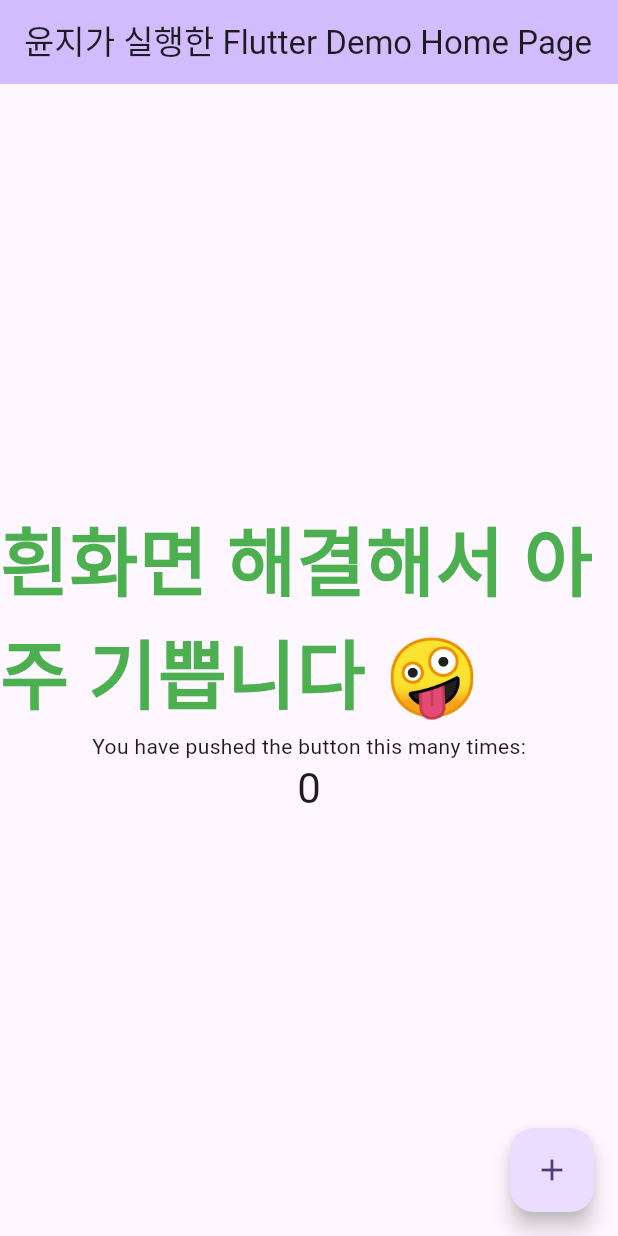
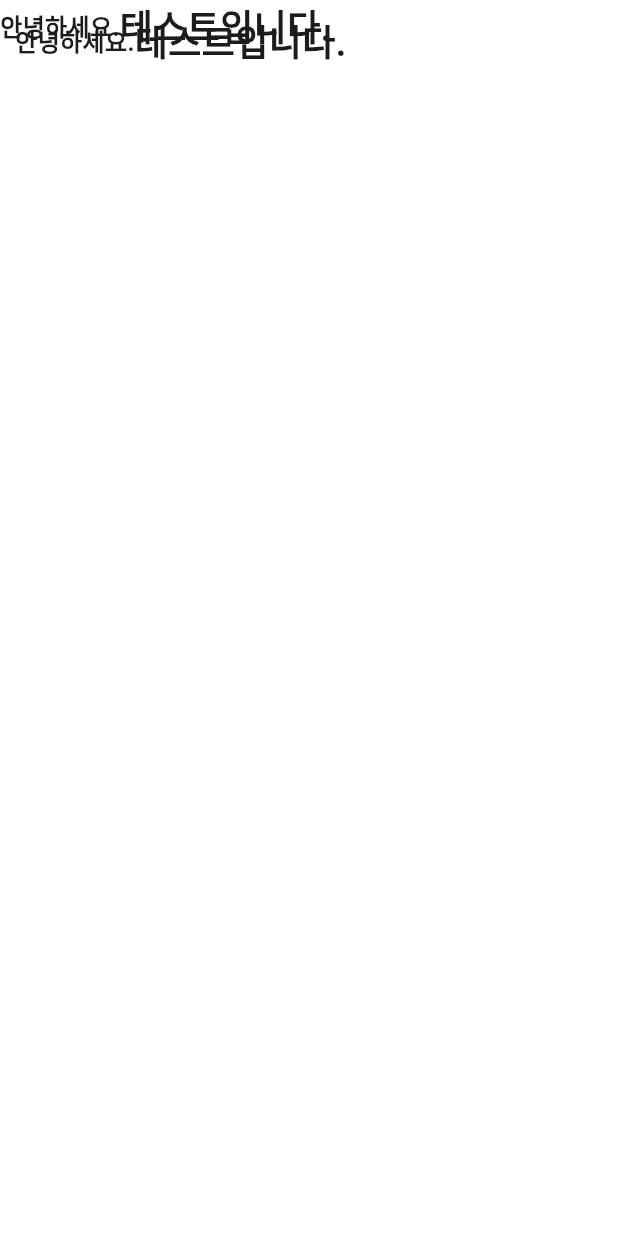
Before and after one commit to YOONG-G/flutter_study_yoon, a Flutter app: the screen it shows after launch, on a phone screen of 412 x 824 dp. Run offline on Flutter 3.47's test engine with Material 3 defaults, Android fonts, the phone set to English and light mode, and no system bars.

Commit message:
4차 : 플러터의 기본 Widget 사용해보기

```diff
--- a/lib/main.dart
+++ b/lib/main.dart
@@ -1,4 +1,5 @@
 import 'package:flutter/material.dart';
+import 'package:flutter_study_yoon/widget/text_widget.dart';
 
 void main() {
   runApp(const MyApp());
@@ -7,120 +8,47 @@ void main() {
 class MyApp extends StatelessWidget {
   const MyApp({super.key});
 
-  // This widget is the root of your application.
   @override
   Widget build(BuildContext context) {
     return MaterialApp(
-      title: '융 Flutter Demo :)',
+      title: 'Flutter Study',
       theme: ThemeData(
-        // This is the theme of your application.
-        //
-        // TRY THIS: Try running your application with "flutter run". You'll see
-        // the application has a purple toolbar. Then, without quitting the app,
-        // try changing the seedColor in the colorScheme below to Colors.green
-        // and then invoke "hot reload" (save your changes or press the "hot
-        // reload" button in a Flutter-supported IDE, or press "r" if you used
-        // the command line to start the app).
-        //
-        // Notice that the counter didn't reset back to zero; the application
-        // state is not lost during the reload. To reset the state, use hot
-        // restart instead.
-        //
-        // This works for code too, not just values: Most code changes can be
-        // tested with just a hot reload.
         colorScheme: ColorScheme.fromSeed(seedColor: Colors.deepPurple),
         useMaterial3: true,
       ),
-      home: const MyHomePage(title: '윤지가 실행한 Flutter Demo Home Page'),
+      home: const HomePage(),
     );
   }
 }
 
-class MyHomePage extends StatefulWidget {
-  const MyHomePage({super.key, required this.title});
-
-  // This widget is the home page of your application. It is stateful, meaning
-  // that it has a State object (defined below) that contains fields that affect
-  // how it looks.
-
-  // This class is the configuration for the state. It holds the values (in this
-  // case the title) provided by the parent (in this case the App widget) and
-  // used by the build method of the State. Fields in a Widget subclass are
-  // always marked "final".
-
-  final String title;
+class HomePage extends StatefulWidget {
+  const HomePage({super.key});
 
   @override
-  State<MyHomePage> createState() => _MyHomePageState();
+  State<HomePage> createState() => _HomePageState();
 }
 
-class _MyHomePageState extends State<MyHomePage> {
-  int _counter = 0;
-
-  void _incrementCounter() {
-    setState(() {
-      // This call to setState tells the Flutter framework that something has
-      // changed in this State, which causes it to rerun the build method below
-      // so that the display can reflect the updated values. If we changed
-      // _counter without calling setState(), then the build method would not be
-      // called again, and so nothing would appear to happen.
-      _counter++;
-    });
-  }
-
+class _HomePageState extends State<HomePage> {
   @override
   Widget build(BuildContext context) {
-    // This method is rerun every time setState is called, for instance as done
-    // by the _incrementCounter method above.
-    //
-    // The Flutter framework has been optimized to make rerunning build methods
-    // fast, so that you can just rebuild anything that needs updating rather
-    // than having to individually change instances of widgets.
     return Scaffold(
-      appBar: AppBar(
-        // TRY THIS: Try changing the color here to a specific color (to
-        // Colors.amber, perhaps?) and trigger a hot reload to see the AppBar
-        // change color while the other colors stay the same.
-        backgroundColor: Theme.of(context).colorScheme.inversePrimary,
-        // Here we take the value from the MyHomePage object that was created by
-        // the App.build method, and use it to set our appbar title.
-        title: Text(widget.title),
-      ),
-      body: Center(
-        // Center is a layout widget. It takes a single child and positions it
-        // in the middle of the parent.
-        child: Column(
-          // Column is also a layout widget. It takes a list of children and
-          // arranges them vertically. By default, it sizes itself to fit its
-          // children horizontally, and tries to be as tall as its parent.
-          //
-          // Column has various properties to control how it sizes itself and
-          // how it positions its children. Here we use mainAxisAlignment to
-          // center the children vertically; the main axis here is the vertical
-          // axis because Columns are vertical (the cross axis would be
-          // horizontal).
-          //
-          // TRY THIS: Invoke "debug painting" (choose the "Toggle Debug Paint"
-          // action in the IDE, or press "p" in the console), to see the
-          // wireframe for each widget.
-          mainAxisAlignment: MainAxisAlignment.center,
-          children: <Widget>[
-            const Text ('흰화면 해결해서 아주 기쁩니다 🤪',style: TextStyle(fontSize: 50,fontWeight: FontWeight.bold,color: Colors.green)),
-            Text(
-              'You have pushed the button this many times:',
-            ),
-            Text(
-              '$_counter',
-              style: Theme.of(context).textTheme.headlineMedium,
-            ),
-          ],
+      body: SafeArea(
+        child: Container(
+          width: double.infinity,
+          height: double.infinity,
+          color: Colors.white,
+          child: const Stack(
+            children: [
+              TextWidget(),
+              Positioned(
+                left: 10,
+                top: 10,
+                child: TextWidget(),
+              ),
+            ],
+          ),
         ),
       ),
-      floatingActionButton: FloatingActionButton(
-        onPressed: _incrementCounter,
-        tooltip: 'Increment',
-        child: const Icon(Icons.add),
-      ), // This trailing comma makes auto-formatting nicer for build methods.
     );
   }
 }
--- /dev/null
+++ b/lib/widget/text_widget.dart
@@ -0,0 +1,27 @@
+import 'package:flutter/material.dart';
+
+class TextWidget extends StatelessWidget {
+  const TextWidget({super.key});
+
+  @override
+  Widget build(BuildContext context) {
+    return const Row(
+      children: [
+        Text(
+          '안녕하세요.',
+          style: TextStyle(
+            fontSize: 16,
+            fontWeight: FontWeight.bold,
+          ),
+        ),
+        Text(
+          '테스트입니다.',
+          style: TextStyle(
+            fontSize: 24,
+            fontWeight: FontWeight.bold,
+          ),
+        )
+      ],
+    );
+  }
+}
```
Also changed, not shown: 3 other files.
